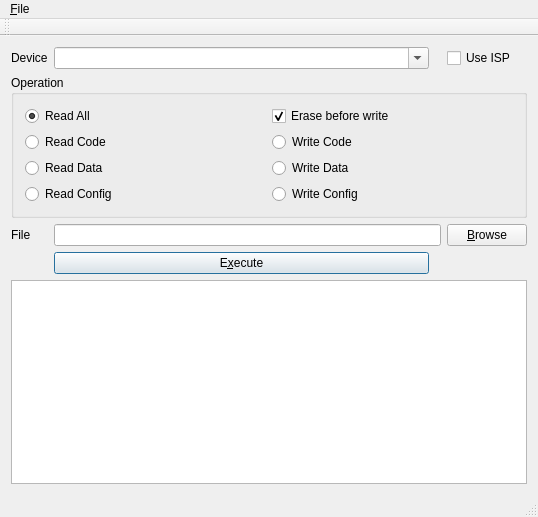
First picture: the form in mainwindow.ui, repository wd5gnr/qtl866, before the edit.
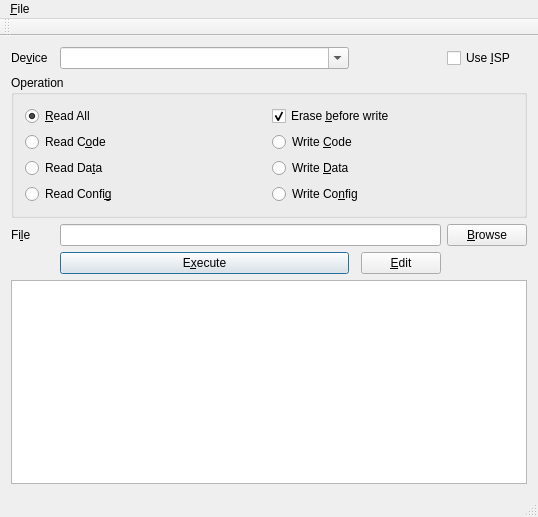
Second picture: the form after the edit.

Commit message: Adds binhexedit, edit button, binary editor option, and keyboard navigation

Patch:
```diff
--- a/mainwindow.ui
+++ b/mainwindow.ui
@@ -15,14 +15,7 @@
   </property>
   <widget class="QWidget" name="centralWidget">
    <layout class="QGridLayout" name="gridLayout">
-    <item row="3" column="1" colspan="3">
-     <widget class="QLineEdit" name="filename">
-      <property name="toolTip">
-       <string>Select file. Known file types for code and data are .bin, .hex, and .srec. Fuses are in .txt files.</string>
-      </property>
-     </widget>
-    </item>
-    <item row="2" column="0" colspan="5">
+    <item row="2" column="0" colspan="6">
      <widget class="QGroupBox" name="groupBox">
       <property name="title">
        <string>Operation</string>
@@ -31,7 +24,7 @@
        <item row="5" column="0">
         <widget class="QRadioButton" name="readconfig">
          <property name="text">
-          <string>Read Config</string>
+          <string>Read Confi&amp;g</string>
          </property>
         </widget>
        </item>
@@ -41,7 +34,7 @@
           <string>Read all of device (not recommended; generates unconverted files -- see CLI help for more information)</string>
          </property>
          <property name="text">
-          <string>Read All</string>
+          <string>&amp;Read All</string>
          </property>
          <property name="checked">
           <bool>true</bool>
@@ -51,35 +44,35 @@
        <item row="4" column="1">
         <widget class="QRadioButton" name="writedata">
          <property name="text">
-          <string>Write Data</string>
+          <string>Write &amp;Data</string>
          </property>
         </widget>
        </item>
        <item row="3" column="1">
         <widget class="QRadioButton" name="writecode">
          <property name="text">
-          <string>Write Code</string>
+          <string>Write &amp;Code</string>
          </property>
         </widget>
        </item>
        <item row="5" column="1">
         <widget class="QRadioButton" name="writeconfig">
          <property name="text">
-          <string>Write Config</string>
+          <string>Write Co&amp;nfig</string>
          </property>
         </widget>
        </item>
        <item row="3" column="0">
         <widget class="QRadioButton" name="readcode">
          <property name="text">
-          <string>Read Code</string>
+          <string>Read C&amp;ode</string>
          </property>
         </widget>
        </item>
        <item row="4" column="0">
         <widget class="QRadioButton" name="readdata">
          <property name="text">
-          <string>Read Data</string>
+          <string>Read Da&amp;ta</string>
          </property>
         </widget>
        </item>
@@ -89,7 +82,7 @@
           <string>If checked, erase device before programming if possible</string>
          </property>
          <property name="text">
-          <string>Erase before write</string>
+          <string>Erase &amp;before write</string>
          </property>
          <property name="checked">
           <bool>true</bool>
@@ -102,18 +95,21 @@
     <item row="3" column="0">
      <widget class="QLabel" name="label_2">
       <property name="text">
-       <string>File</string>
+       <string>Fi&amp;le</string>
+      </property>
+      <property name="buddy">
+       <cstring>filename</cstring>
       </property>
      </widget>
     </item>
-    <item row="3" column="4">
+    <item row="3" column="5">
      <widget class="QPushButton" name="browse">
       <property name="text">
        <string>&amp;Browse</string>
       </property>
      </widget>
     </item>
-    <item row="5" column="0" colspan="5">
+    <item row="5" column="0" colspan="6">
      <widget class="QTextEdit" name="shell">
       <property name="toolTip">
        <string>Output from CLI tool</string>
@@ -126,11 +122,14 @@
     <item row="0" column="0">
      <widget class="QLabel" name="label">
       <property name="text">
-       <string>Device</string>
+       <string>De&amp;vice</string>
+      </property>
+      <property name="buddy">
+       <cstring>device</cstring>
       </property>
      </widget>
     </item>
-    <item row="0" column="1">
+    <item row="0" column="2">
      <widget class="QComboBox" name="device">
       <property name="sizePolicy">
        <sizepolicy hsizetype="Preferred" vsizetype="Fixed">
@@ -146,17 +145,17 @@
       </property>
      </widget>
     </item>
-    <item row="0" column="4">
+    <item row="0" column="5">
      <widget class="QCheckBox" name="useisp">
       <property name="toolTip">
        <string>Check for ISP mode</string>
       </property>
       <property name="text">
-       <string>Use ISP</string>
+       <string>Use &amp;ISP</string>
       </property>
      </widget>
     </item>
-    <item row="4" column="1">
+    <item row="4" column="2">
      <widget class="QPushButton" name="exec">
       <property name="toolTip">
        <string>Begin selected operation</string>
@@ -169,6 +168,20 @@
       </property>
      </widget>
     </item>
+    <item row="3" column="2" colspan="3">
+     <widget class="QLineEdit" name="filename">
+      <property name="toolTip">
+       <string>Select file. Known file types for code and data are .bin, .hex, and .srec. Fuses are in .txt files.</string>
+      </property>
+     </widget>
+    </item>
+    <item row="4" column="4">
+     <widget class="QPushButton" name="editbtn">
+      <property name="text">
+       <string>&amp;Edit</string>
+      </property>
+     </widget>
+    </item>
    </layout>
   </widget>
   <widget class="QMenuBar" name="menuBar">
```
Left out of the diff: 17 changed lines with no effect on the pictures. The commit also changes 7 other files.
